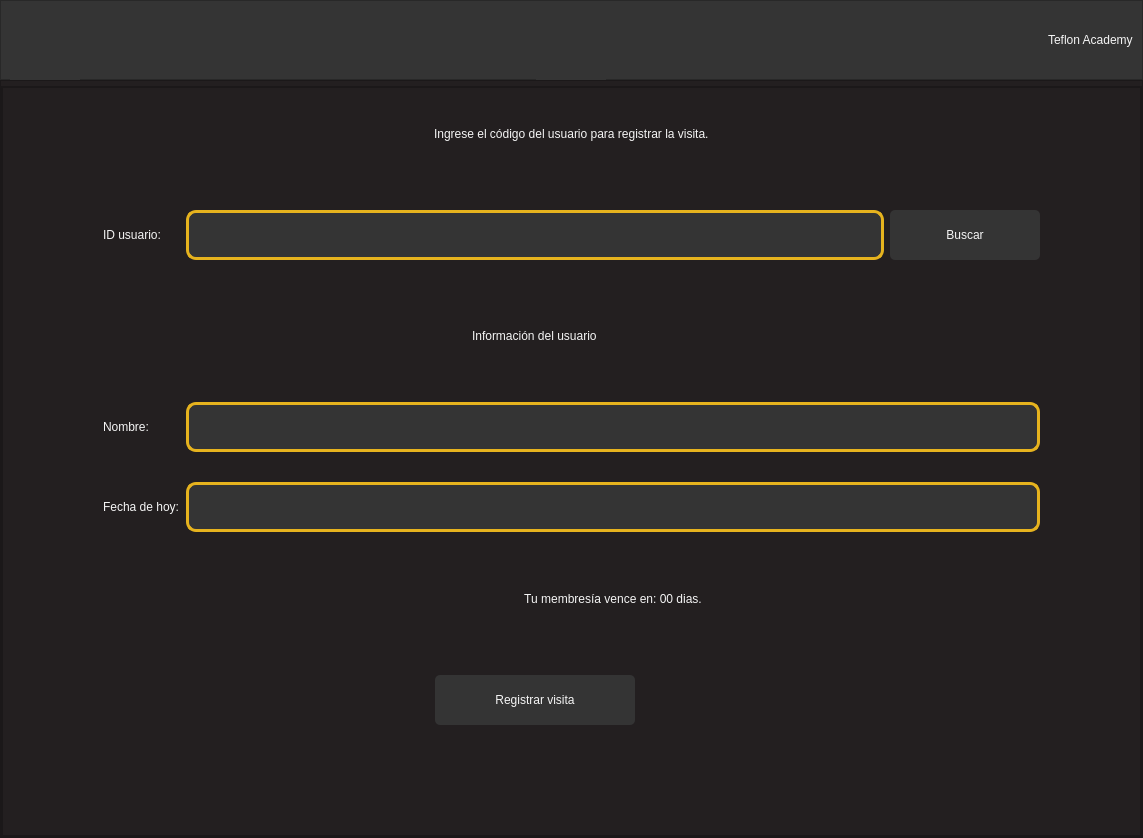
Old version of the form MenuAdministrativos.ui in the repository Mike1604/TeflonAcademy.
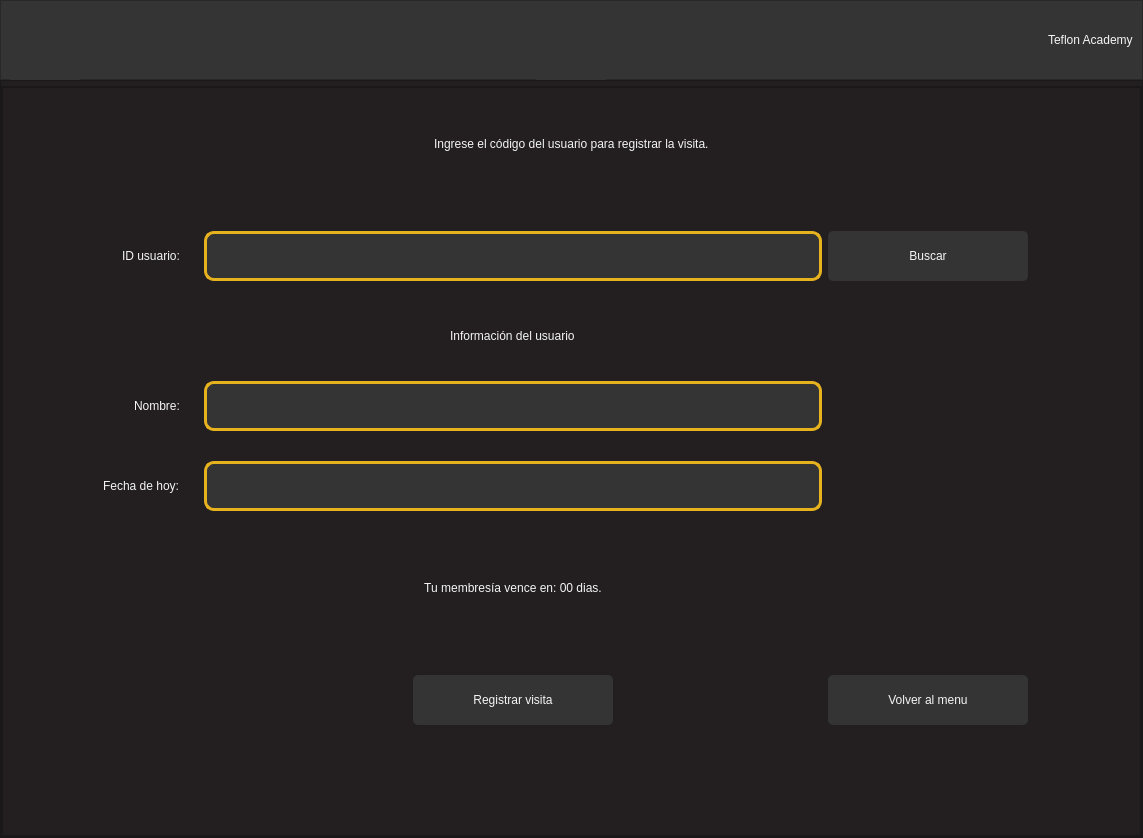
New version of the form. The open tabs and pages were chosen to show the change. Icons and pictures are not drawn.

What changed in the file:
```diff
--- a/MenuAdministrativos.ui
+++ b/MenuAdministrativos.ui
@@ -730,136 +730,92 @@
                  <property name="verticalSpacing">
                   <number>30</number>
                  </property>
-                 <item row="0" column="0" colspan="3" alignment="Qt::AlignHCenter">
+                 <item row="0" column="0" colspan="8" alignment="Qt::AlignHCenter">
                   <widget class="QLabel" name="label_2">
                    <property name="text">
                     <string>Ingrese el código del usuario para registrar la visita.</string>
                    </property>
                   </widget>
                  </item>
-                 <item row="1" column="1">
-                  <widget class="QPlainTextEdit" name="plainTextEdit">
-                   <property name="minimumSize">
-                    <size>
-                     <width>300</width>
-                     <height>50</height>
-                    </size>
-                   </property>
-                   <property name="maximumSize">
-                    <size>
-                     <width>16777215</width>
-                     <height>50</height>
-                    </size>
-                   </property>
-                   <property name="styleSheet">
-                    <string notr="true">background-color: #343434;
-font: 87 14pt &quot;Arial Black&quot;;
-color: whitesmoke;
-border: 3px solid #e6b31e;
-border-radius: 10px;
-</string>
-                   </property>
-                   <property name="plainText">
-                    <string/>
-                   </property>
-                  </widget>
-                 </item>
-                 <item row="1" column="2">
-                  <widget class="QPushButton" name="Buscar_Visita_3">
-                   <property name="minimumSize">
-                    <size>
-                     <width>150</width>
-                     <height>70</height>
-                    </size>
-                   </property>
-                   <property name="maximumSize">
-                    <size>
-                     <width>16777215</width>
-                     <height>16777215</height>
-                    </size>
-                   </property>
-                   <property name="cursor">
-                    <cursorShape>PointingHandCursor</cursorShape>
-                   </property>
-                   <property name="styleSheet">
-                    <string notr="true">QPushButton{
-	background-color: #343434;
-	font: 87 14pt &quot;Arial Black&quot;;
-	color: whitesmoke;
-	border-radius: 5px;
-	border: .5px solid #e6b31e;
-	margin: 10 px;
-	right-margin: 10px;
-}
-
-QPushButton:hover{
-	background-color: #e6b31e;
-	font: 87 14pt &quot;Arial Black&quot;;
-	color: whitesmoke;
-	border-radius: 5px;
-	border: 1.5px solid #343434;
-	margin: 10 px;
-	right-margin: 10px;
-}
-</string>
-                   </property>
+                 <item row="1" column="0" alignment="Qt::AlignRight">
+                  <widget class="QLabel" name="label_6">
                    <property name="text">
-                    <string>Buscar</string>
+                    <string>ID usuario:</string>
                    </property>
                   </widget>
                  </item>
-                 <item row="3" column="1" colspan="2">
-                  <widget class="QPlainTextEdit" name="plainTextEdit_2">
-                   <property name="minimumSize">
-                    <size>
-                     <width>300</width>
-                     <height>50</height>
-                    </size>
-                   </property>
-                   <property name="maximumSize">
-                    <size>
-                     <width>16777215</width>
-                     <height>50</height>
-                    </size>
-                   </property>
-                   <property name="styleSheet">
-                    <string notr="true">background-color: #343434;
-font: 87 14pt &quot;Arial Black&quot;;
-color: whitesmoke;
-border: 3px solid #e6b31e;
-border-radius: 10px;</string>
-                   </property>
-                  </widget>
-                 </item>
-                 <item row="4" column="0">
+                 <item row="6" column="0" alignment="Qt::AlignRight">
                   <widget class="QLabel" name="label_11">
                    <property name="text">
                     <string>Fecha de hoy:</string>
                    </property>
                   </widget>
                  </item>
-                 <item row="3" column="0">
+                 <item row="4" column="0" alignment="Qt::AlignRight">
                   <widget class="QLabel" name="label_10">
                    <property name="text">
                     <string>Nombre:</string>
                    </property>
                   </widget>
                  </item>
-                 <item row="1" column="0">
-                  <widget class="QLabel" name="label_6">
-                   <property name="text">
-                    <string>ID usuario:</string>
-                   </property>
-                  </widget>
-                 </item>
-                 <item row="2" column="1" alignment="Qt::AlignHCenter">
+                 <item row="3" column="4" alignment="Qt::AlignHCenter">
                   <widget class="QLabel" name="label_8">
+                   <property name="maximumSize">
+                    <size>
+                     <width>16777215</width>
+                     <height>30</height>
+                    </size>
+                   </property>
                    <property name="text">
                     <string>Información del usuario</string>
                    </property>
                   </widget>
                  </item>
-                 <item row="6" column="1" alignment="Qt::AlignHCenter">
+                 <item row="1" column="5">
+                  <widget class="QPushButton" name="Buscar_Visita_3">
+                   <property name="minimumSize">
+                    <size>
+                     <width>150</width>
+                     <height>70</height>
+                    </size>
+                   </property>
+                   <property name="maximumSize">
+                    <size>
+                     <width>16777215</width>
+                     <height>16777215</height>
+                    </size>
+                   </property>
+                   <property name="cursor">
+                    <cursorShape>PointingHandCursor</cursorShape>
+                   </property>
+                   <property name="styleSheet">
+                    <string notr="true">QPushButton{
+	background-color: #343434;
+	font: 87 14pt &quot;Arial Black&quot;;
+	color: whitesmoke;
+	border-radius: 5px;
+	border: .5px solid #e6b31e;
+	margin: 10 px;
+	right-margin: 10px;
+}
+
+QPushButton:hover{
+	background-color: #e6b31e;
+	font: 87 14pt &quot;Arial Black&quot;;
+	color: whitesmoke;
+	border-radius: 5px;
+	border: 1.5px solid #343434;
+	margin: 10 px;
+	right-margin: 10px;
+}
+</string>
+                   </property>
+                   <property name="text">
+                    <string>Buscar</string>
+                   </property>
+                  </widget>
+                 </item>
+                 <item row="9" column="4" alignment="Qt::AlignHCenter">
                   <widget class="QPushButton" name="Buscar_Visita_4">
                    <property name="minimumSize">
                     <size>
@@ -897,7 +853,45 @@
                    </property>
                   </widget>
                  </item>
-                 <item row="4" column="1" colspan="2">
+                 <item row="9" column="5">
+                  <widget class="QPushButton" name="Buscar_Visita_5">
+                   <property name="minimumSize">
+                    <size>
+                     <width>200</width>
+                     <height>70</height>
+                    </size>
+                   </property>
+                   <property name="cursor">
+                    <cursorShape>PointingHandCursor</cursorShape>
+                   </property>
+                   <property name="styleSheet">
+                    <string notr="true">QPushButton{
+	background-color: #343434;
+	font: 87 14pt &quot;Arial Black&quot;;
+	color: whitesmoke;
+	border-radius: 5px;
+	border: .5px solid #e6b31e;
+	margin: 10 px;
+	right-margin: 10px;
+}
+
+QPushButton:hover{
+	background-color: #e6b31e;
+	font: 87 14pt &quot;Arial Black&quot;;
+	color: whitesmoke;
+	border-radius: 5px;
+	border: 1.5px solid #343434;
+	margin: 10 px;
+	right-margin: 10px;
+}
+</string>
+                   </property>
+                   <property name="text">
+                    <string>Volver al menu</string>
+                   </property>
+                  </widget>
+                 </item>
+                 <item row="6" column="4">
                   <widget class="QPlainTextEdit" name="plainTextEdit_3">
                    <property name="minimumSize">
                     <size>
@@ -920,7 +914,57 @@
                    </property>
                   </widget>
                  </item>
-                 <item row="5" column="1" colspan="2">
+                 <item row="4" column="4">
+                  <widget class="QPlainTextEdit" name="plainTextEdit_2">
+                   <property name="minimumSize">
+                    <size>
+                     <width>300</width>
+                     <height>50</height>
+                    </size>
+                   </property>
+                   <property name="maximumSize">
+                    <size>
+                     <width>16777215</width>
+                     <height>50</height>
+                    </size>
+                   </property>
+                   <property name="styleSheet">
+                    <string notr="true">background-color: #343434;
+font: 87 14pt &quot;Arial Black&quot;;
+color: whitesmoke;
+border: 3px solid #e6b31e;
+border-radius: 10px;</string>
+                   </property>
+                  </widget>
+                 </item>
+                 <item row="1" column="4">
+                  <widget class="QPlainTextEdit" name="plainTextEdit">
+                   <property name="minimumSize">
+                    <size>
+                     <width>300</width>
+                     <height>50</height>
+                    </size>
+                   </property>
+                   <property name="maximumSize">
+                    <size>
+                     <width>16777215</width>
+                     <height>50</height>
+                    </size>
+                   </property>
+                   <property name="styleSheet">
+                    <string notr="true">background-color: #343434;
+font: 87 14pt &quot;Arial Black&quot;;
+color: whitesmoke;
+border: 3px solid #e6b31e;
+border-radius: 10px;
+</string>
+                   </property>
+                   <property name="plainText">
+                    <string/>
+                   </property>
+                  </widget>
+                 </item>
+                 <item row="7" column="4">
                   <widget class="QLabel" name="label_12">
                    <property name="text">
                     <string>Tu membresía vence en: 00 dias.</string>
```
Left out of the diff: 2 changed lines with no effect on the pictures.
